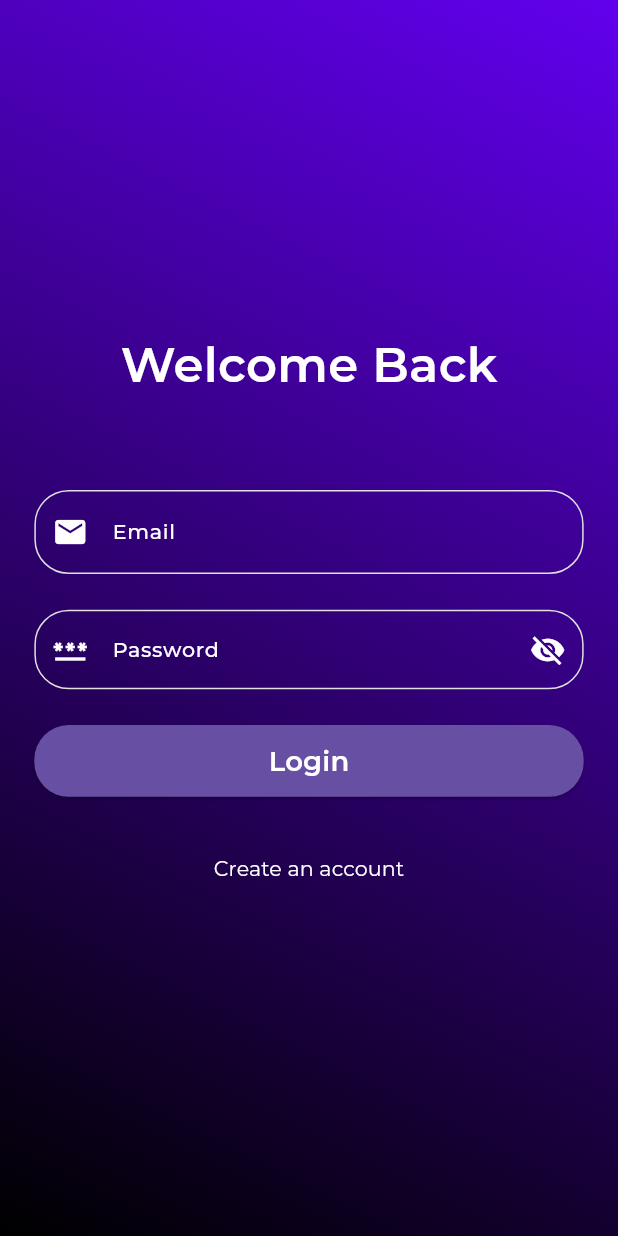
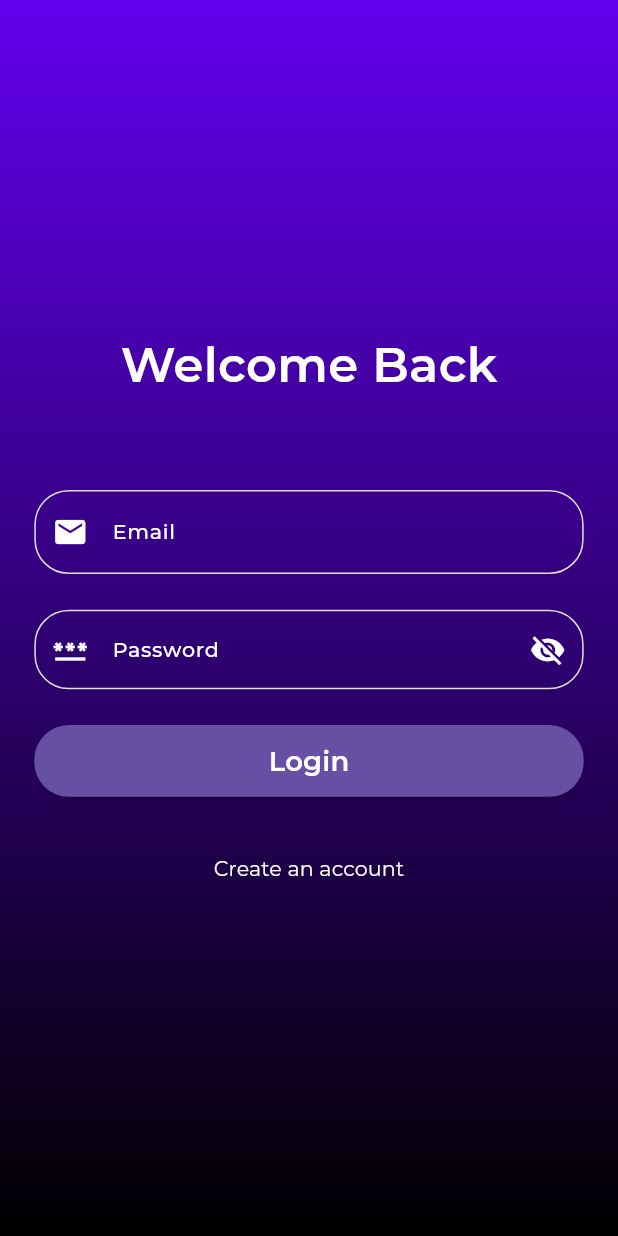
Before and after one commit to VigneshJagannadhan/slot_booking_app, a Flutter app: the screen it shows after launch, on a phone screen of 412 x 824 dp. Run offline on Flutter 3.47's test engine with Material 3 defaults, Android fonts, the phone set to English and light mode, and no system bars; our stand-ins replace connectivity_plus, dio, equatable, flutter_bloc, flutter_dotenv, flutter_screenutil and 6 more; project files that could hold a hidden picture were left out.

```diff
--- a/lib/features/auth/presentation/widgets/gradient_background.dart
+++ b/lib/features/auth/presentation/widgets/gradient_background.dart
@@ -21,8 +21,8 @@ class GradientBackground extends StatelessWidget {
     return Container(
       decoration: BoxDecoration(
         gradient: LinearGradient(
-          begin: Alignment.topRight,
-          end: Alignment.bottomLeft,
+          begin: Alignment.topCenter,
+          end: Alignment.bottomCenter,
           colors:
               gradients ?? [AppColors.primaryColor, AppColors.secondaryColor],
         ),
--- a/pubspec.yaml
+++ b/pubspec.yaml
@@ -25,6 +25,7 @@ dependencies:
   flutter_secure_storage: ^9.2.4
   lottie: ^3.3.1
   google_fonts: ^6.2.1
+  infinite_scroll_pagination: ^5.1.1
 
 dev_dependencies:
   flutter_test:
```
Also changed, not shown: lib/features/appointments/presentation/screens/appointments_screen.dart (+23 -11 lines), pubspec.lock.
